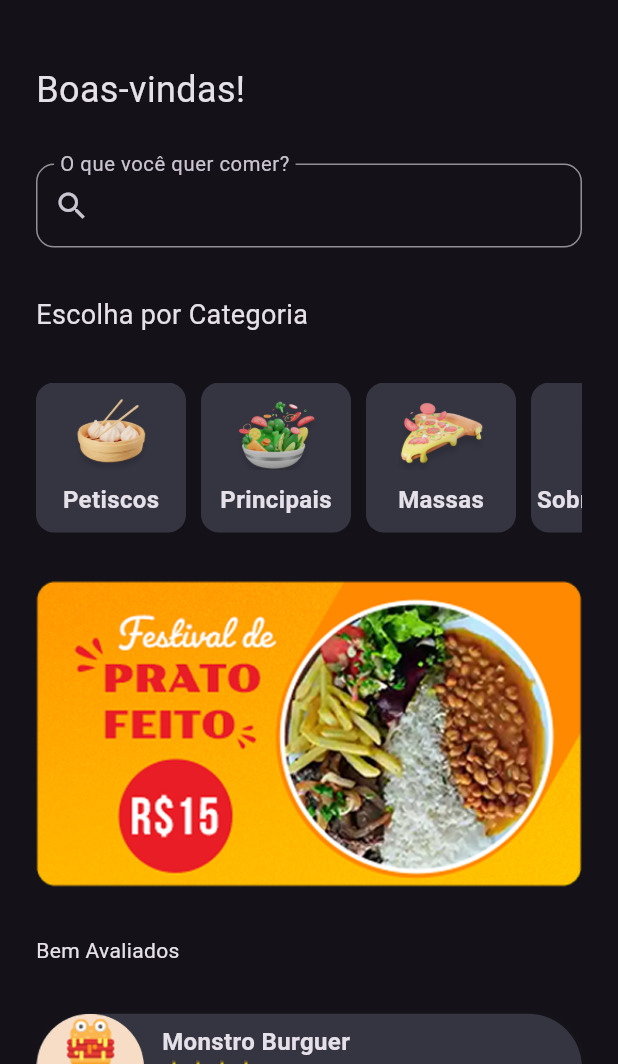
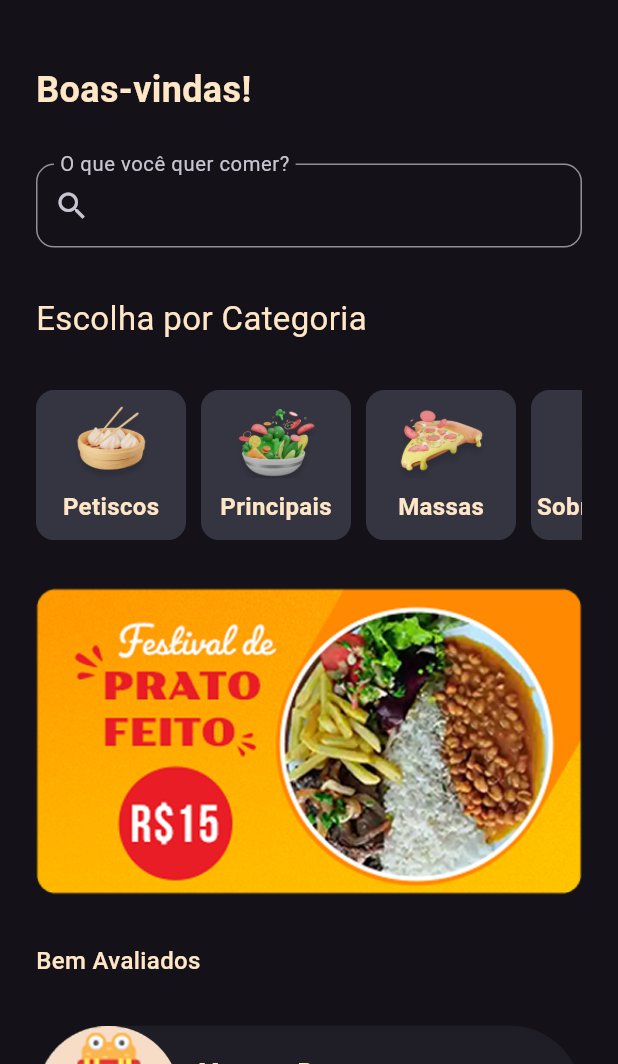
Before and after one commit to WMarques25/Imersao-Mobile, a Flutter app: the HomeScreen screen opened directly, on a phone screen of 412 x 824 dp, the part 172-1236 px from its top. Run offline on Flutter 3.47's test engine with Material 3 defaults, Android fonts, the phone set to English and light mode, and no system bars; drawn by our look-alikes of badges.

Commit message:
Text Colors

```diff
--- a/lib/ui/_core/app_colors.dart
+++ b/lib/ui/_core/app_colors.dart
@@ -3,5 +3,9 @@ import 'package:flutter/services.dart';
 abstract class AppColors {
   static const Color bgColor = Color(0xFF202123);
   static const Color mainColor = Color(0xFFffa559);
+  static const Color pressedColor = Color(0xFFff6000);
+  static const Color textDestaque = Color(0xFFffe6c7);
+  static const Color bgCards = Color(0xFF343541);
+  static const Color textCards = Color(0xFFDBD7DF);
   static const Color lightBgColor = Color(0xFF343541);
 }
--- a/lib/ui/home/home_screen.dart
+++ b/lib/ui/home/home_screen.dart
@@ -2,6 +2,7 @@ import 'package:flutter/material.dart';
 import 'package:myapp/data/categories_data.dart';
 import 'package:myapp/data/restaurant_data.dart';
 import 'package:myapp/model/restaurant.dart';
+import 'package:myapp/ui/_core/app_colors.dart';
 import 'package:myapp/ui/_core/widgets/app_bar.dart';
 import 'package:myapp/ui/home/widgets/category_widget.dart';
 import 'package:myapp/ui/home/widgets/restaurant_widget.dart';
@@ -27,7 +28,14 @@ class HomeScreen extends StatelessWidget {
                 heightFactor: 1.5,
                 child: Image.asset('assets/logo.png', width: 187),
               ),
-              Text("Boas-vindas!", style: TextStyle(fontSize: 24)),
+              Text(
+                "Boas-vindas!",
+                style: TextStyle(
+                  fontSize: 24,
+                  fontWeight: FontWeight.w700,
+                  color: AppColors.textDestaque,
+                ),
+              ),
               TextFormField(
                 decoration: InputDecoration(
                   border: OutlineInputBorder(
@@ -41,7 +49,14 @@ class HomeScreen extends StatelessWidget {
                   floatingLabelBehavior: FloatingLabelBehavior.always,
                 ),
               ),
-              Text("Escolha por Categoria", style: TextStyle(fontSize: 18)),
+              Text(
+                "Escolha por Categoria",
+                style: TextStyle(
+                  fontSize: 22,
+                  fontWeight: FontWeight.w400,
+                  color: AppColors.textDestaque,
+                ),
+              ),
               SingleChildScrollView(
                 scrollDirection: Axis.horizontal,
                 child: Row(
@@ -56,7 +71,14 @@ class HomeScreen extends StatelessWidget {
                 ),
               ),
               Image.asset("assets/banners/banner_promo.png"),
-              Text("Bem Avaliados"),
+              Text(
+                "Bem Avaliados",
+                style: TextStyle(
+                  fontSize: 16,
+                  fontWeight: FontWeight.w500,
+                  color: AppColors.textDestaque,
+                ),
+              ),
               Column(
                 spacing: 16,
                 children: List.generate(restData.listRestaurant.length, (
--- a/lib/ui/home/widgets/category_widget.dart
+++ b/lib/ui/home/widgets/category_widget.dart
@@ -23,7 +23,7 @@ class CategoryWidget extends StatelessWidget {
             height: 48,),
           Text(
             category,
-            style: TextStyle(fontSize: 16.0, fontWeight: FontWeight.bold),
+            style: TextStyle(fontSize: 16.0, fontWeight: FontWeight.bold, color: AppColors.textDestaque),
           )
         ],
       ),
--- a/lib/ui/home/widgets/restaurant_widget.dart
+++ b/lib/ui/home/widgets/restaurant_widget.dart
@@ -10,6 +10,7 @@ class RestaurantWidget extends StatelessWidget {
   @override
   Widget build(BuildContext context) {
     return InkWell(
+      borderRadius: BorderRadius.circular(90),
       onTap: () {
         Navigator.push(
           context,
@@ -22,11 +23,11 @@ class RestaurantWidget extends StatelessWidget {
       },
       child: Container(
         decoration: BoxDecoration(
-          color: AppColors.lightBgColor,
+          color: AppColors.bgCards.withAlpha(80),
           borderRadius: BorderRadius.circular(90),
           boxShadow: [
             BoxShadow(
-              color: AppColors.lightBgColor.withAlpha(30),
+              color: AppColors.lightBgColor.withAlpha(10),
               blurRadius: 8,
               offset: Offset(0, 4),
             ),
@@ -35,13 +36,17 @@ class RestaurantWidget extends StatelessWidget {
         child: Row(
           spacing: 12.0,
           children: [
-            Image.asset('assets/${restaurant.imagePath}', width: 72),
+            Image.asset('assets/${restaurant.imagePath}', width: 96),
             Column(
               crossAxisAlignment: CrossAxisAlignment.start,
               children: [
                 Text(
                   restaurant.name,
-                  style: TextStyle(fontSize: 16.0, fontWeight: FontWeight.bold),
+                  style: TextStyle(
+                    fontSize: 16.0,
+                    fontWeight: FontWeight.bold,
+                    color: AppColors.textDestaque,
+                  ),
                 ),
                 Row(
                   children: List.generate(restaurant.stars.toInt(), (index) {
```
